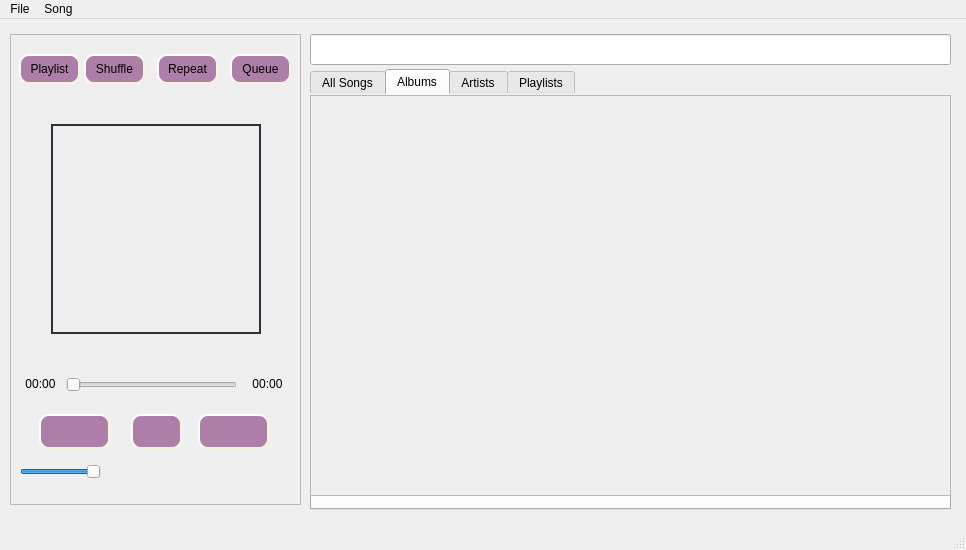
Qt form src/player.ui (pirxus/waPlayer) before a commit.
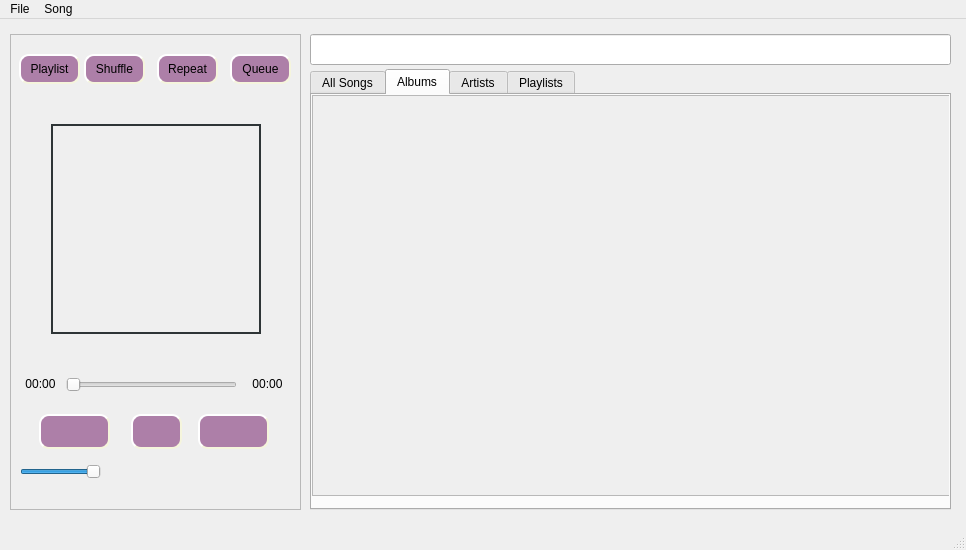
The same form after that commit. The open tabs and pages were chosen to show the change. Icons and pictures are not drawn.

What changed in the file:
```diff
--- a/src/player.ui
+++ b/src/player.ui
@@ -32,11 +32,7 @@
    <string>Wiggly Air Player</string>
   </property>
   <property name="styleSheet">
-   <string notr="true">QTabWidget
-{
-border-radius:100px;
-}
-QPushButton {
+   <string notr="true">QPushButton {
     background-color: rgb(173, 127, 168);
     border-style: outset;
     border-width: 2px;
@@ -48,7 +44,7 @@
     border-style: inset;
 }
 QLabelClickable{
-	border:  3px solid black;
+	border:  2px solid black;
 }
 QLabelClickable:mousePressEvent{
     border: 10px solid black;
@@ -211,9 +207,7 @@
        <enum>Qt::NoFocus</enum>
       </property>
       <property name="styleSheet">
-       <string notr="true">QPushButton{
-border-radius: 0 px;
-}</string>
+       <string notr="true"/>
       </property>
       <property name="widgetResizable">
        <bool>true</bool>
@@ -332,7 +326,7 @@
       <x>10</x>
       <y>15</y>
       <width>291</width>
-      <height>471</height>
+      <height>476</height>
      </rect>
     </property>
     <property name="frameShape">
```
Left out of the diff: 2 changed lines with no effect on the pictures.
